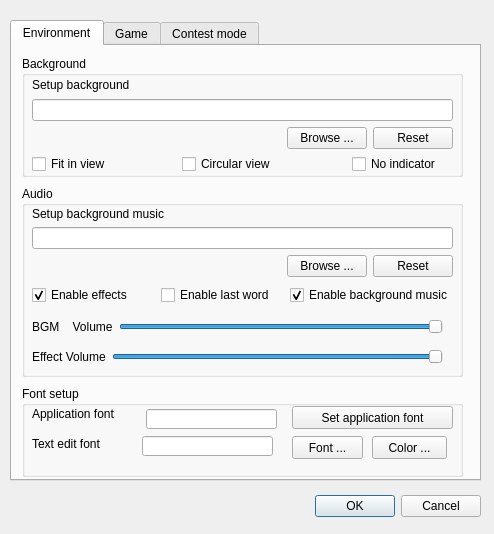
Old version of the form src/dialog/configdialog.ui in the repository kdashsoul/QSanguoshaPassMode.
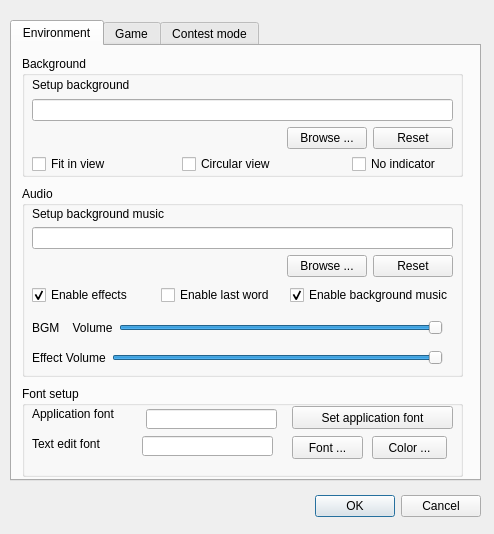
New version of the form. The open tabs and pages were chosen to show the change.

The edit to the form file:
```diff
--- a/src/dialog/configdialog.ui
+++ b/src/dialog/configdialog.ui
@@ -149,7 +149,7 @@
         <x>10</x>
         <y>130</y>
         <width>411</width>
-        <height>21</height>
+        <height>23</height>
        </rect>
       </property>
       <layout class="QHBoxLayout" name="horizontalLayout_5">
@@ -184,7 +184,7 @@
         <x>10</x>
         <y>160</y>
         <width>411</width>
-        <height>21</height>
+        <height>23</height>
        </rect>
       </property>
       <layout class="QHBoxLayout" name="horizontalLayout_6">
```
Left out of the diff: 2 changed lines with no effect on the pictures.
